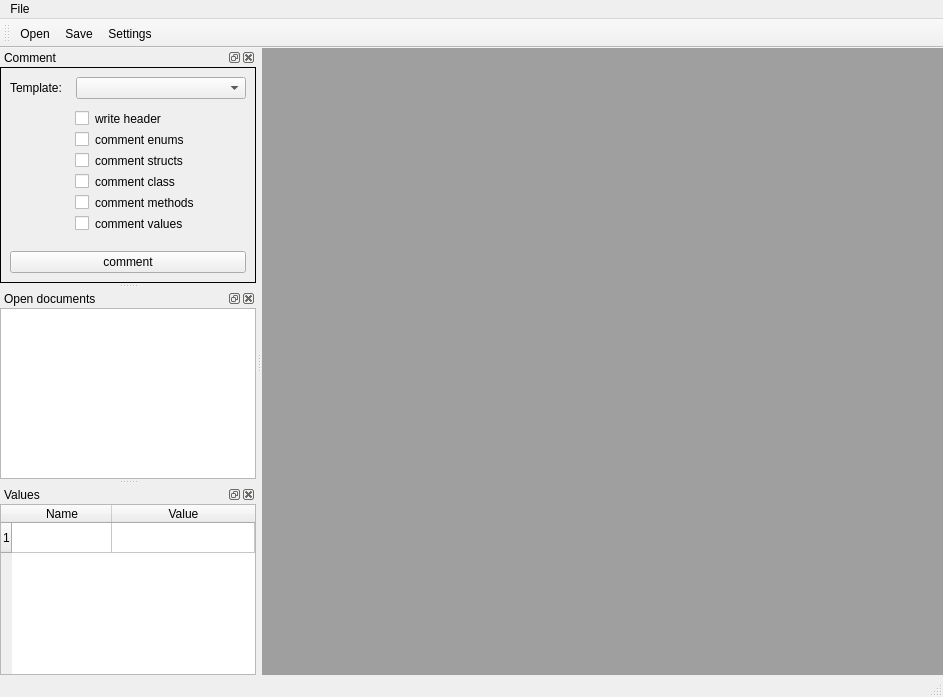
Qt form mainwindow.ui (michaelsammer/DoxyMaker) before a commit.
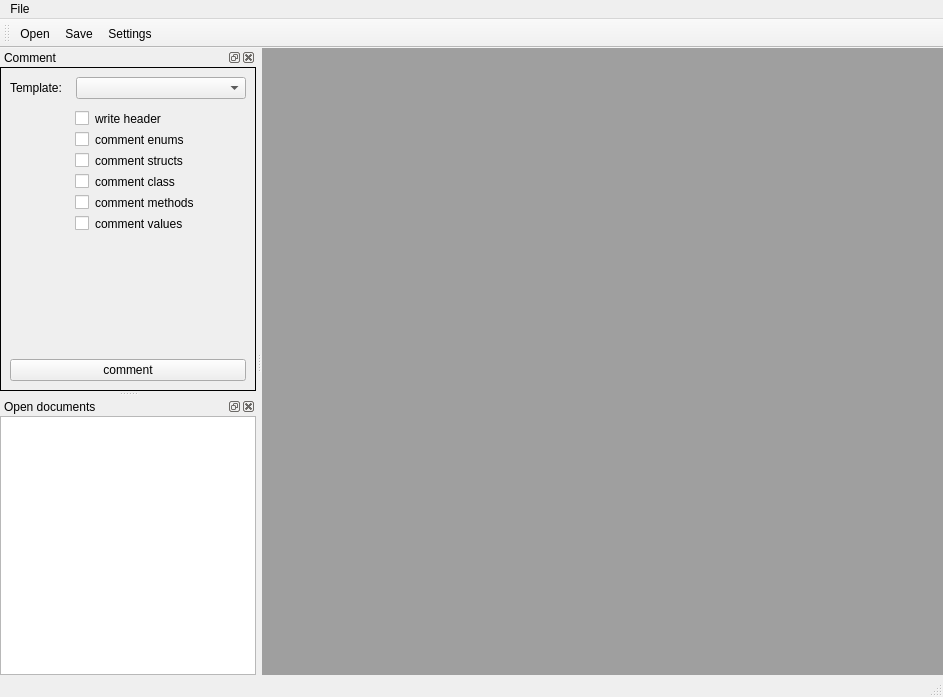
The same form after that commit. Icons and pictures are not drawn.

Commit message: implemented values settings

Diff of the .ui file:
```diff
--- a/mainwindow.ui
+++ b/mainwindow.ui
@@ -280,66 +280,6 @@
     </layout>
    </widget>
   </widget>
-  <widget class="QDockWidget" name="dkwValues">
-   <property name="windowTitle">
-    <string>Values</string>
-   </property>
-   <attribute name="dockWidgetArea">
-    <number>1</number>
-   </attribute>
-   <widget class="QWidget" name="dockWidgetContents_3">
-    <layout class="QVBoxLayout" name="verticalLayout_5">
-     <property name="leftMargin">
-      <number>0</number>
-     </property>
-     <property name="topMargin">
-      <number>0</number>
-     </property>
-     <property name="rightMargin">
-      <number>0</number>
-     </property>
-     <property name="bottomMargin">
-      <number>0</number>
-     </property>
-     <item>
-      <widget class="QTableWidget" name="tblValues">
-       <property name="editTriggers">
-        <set>QAbstractItemView::CurrentChanged|QAbstractItemView::DoubleClicked</set>
-       </property>
-       <property name="rowCount">
-        <number>1</number>
-       </property>
-       <attribute name="horizontalHeaderDefaultSectionSize">
-        <number>100</number>
-       </attribute>
-       <attribute name="horizontalHeaderMinimumSectionSize">
-        <number>31</number>
-       </attribute>
-       <attribute name="horizontalHeaderStretchLastSection">
-        <bool>true</bool>
-       </attribute>
-       <attribute name="verticalHeaderDefaultSectionSize">
-        <number>30</number>
-       </attribute>
-       <attribute name="verticalHeaderMinimumSectionSize">
-        <number>23</number>
-       </attribute>
-       <row/>
-       <column>
-        <property name="text">
-         <string>Name</string>
-        </property>
-       </column>
-       <column>
-        <property name="text">
-         <string>Value</string>
-        </property>
-       </column>
-      </widget>
-     </item>
-    </layout>
-   </widget>
-  </widget>
   <action name="actionOpen">
    <property name="icon">
     <iconset resource="res.qrc">
```
Left out of the diff: 16 changed lines with no effect on the pictures. The commit also changes 9 other files.
